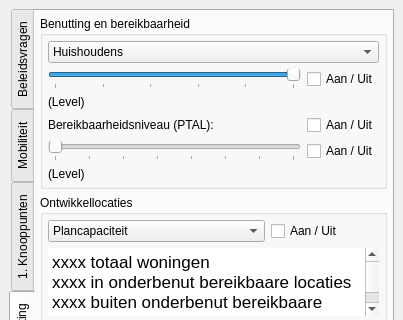
Qt form KPOpilot/kpo_datasysteem_pilot_dockwidget_base.ui (Deltametropool/kpo-pilot) before a commit; both pictures show x 0 to 403 and y 0 to 320 of the 403 by 622 pixel window.
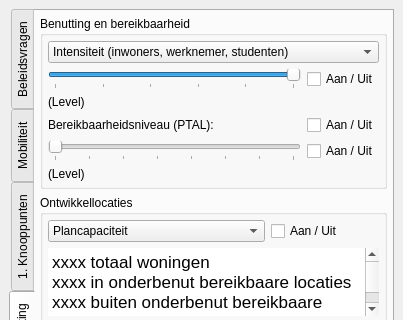
The same form after that commit. The open tabs and pages were chosen to show the change.

Diff of the .ui file:
```diff
--- a/KPOpilot/kpo_datasysteem_pilot_dockwidget_base.ui
+++ b/KPOpilot/kpo_datasysteem_pilot_dockwidget_base.ui
@@ -787,11 +787,6 @@
            </item>
            <item row="0" column="0" colspan="2">
             <widget class="QComboBox" name="intensitySelectCombo">
-             <item>
-              <property name="text">
-               <string>Huishoudens</string>
-              </property>
-             </item>
              <item>
               <property name="text">
                <string>Intensiteit (inwoners, werknemer, studenten)</string>
```
Left out of the diff: 8 changed lines with no effect on the pictures.
